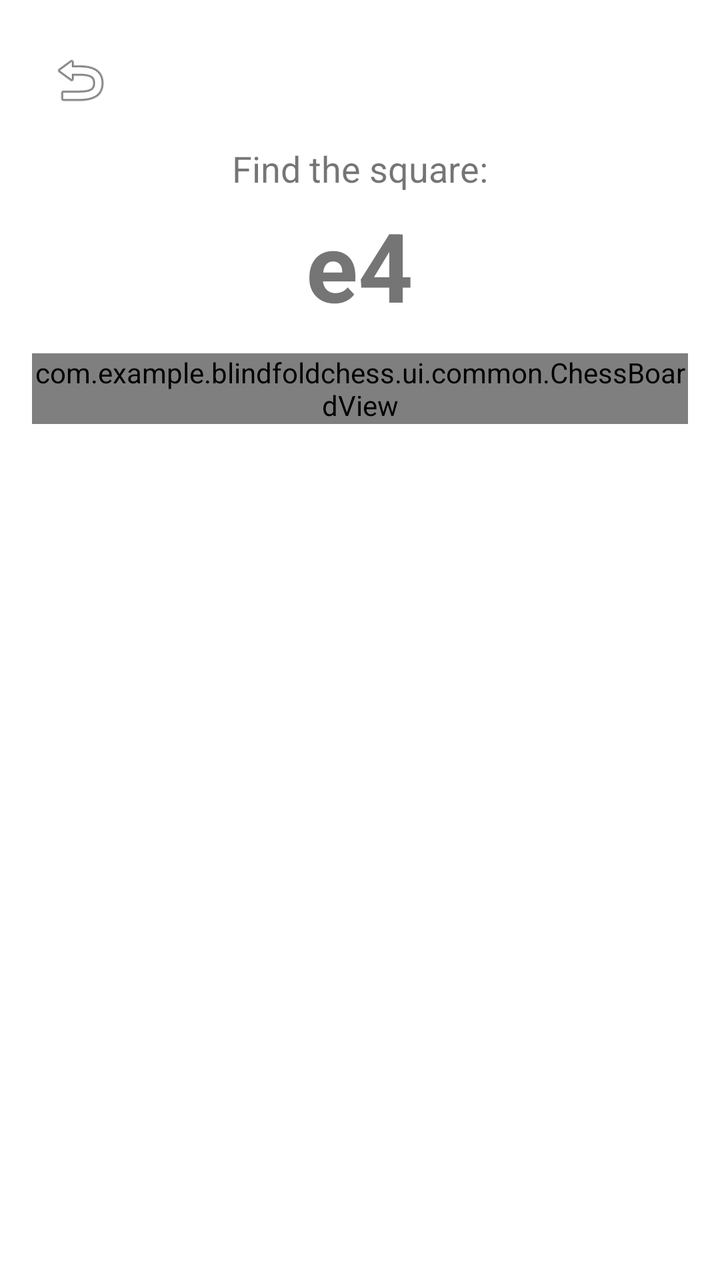
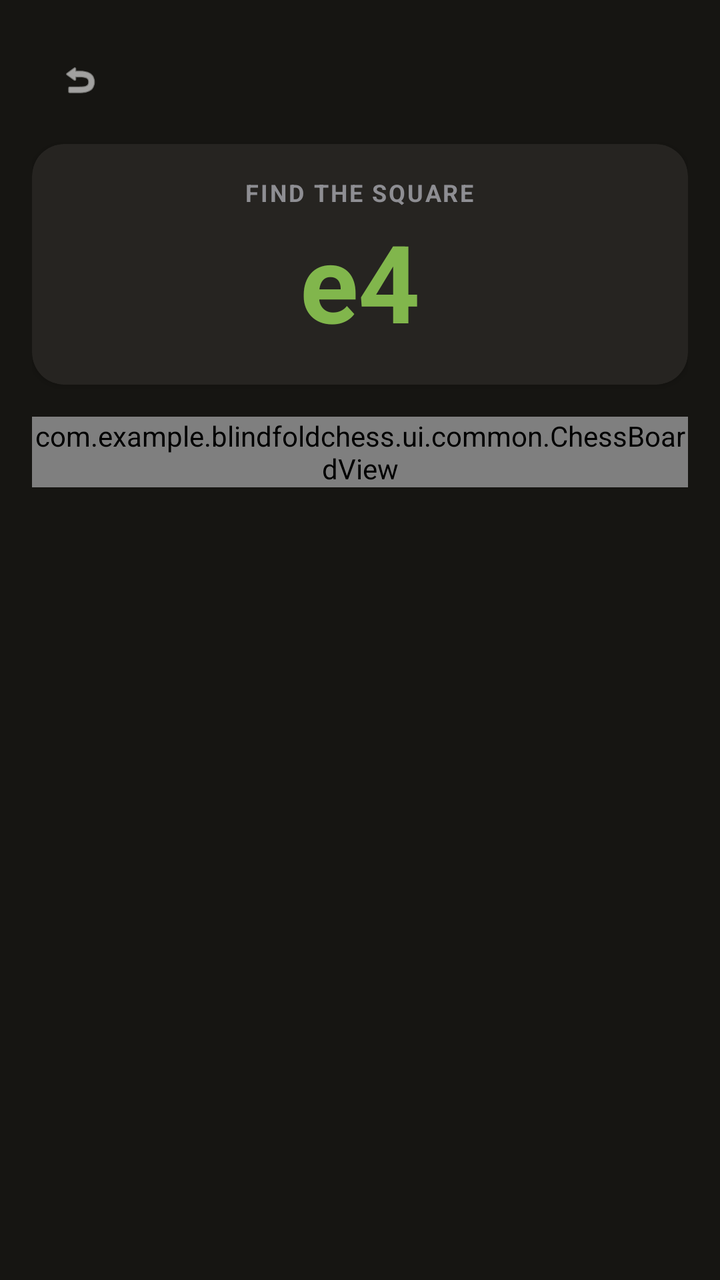

Two renders of the same Android screen: before a commit and after it. Below are the layout's source before the change and the commit's diff.
<!-- AndroidManifest.xml: application theme Theme.BlindfoldChess -->
<!-- res/layout/fragment_coordinate.xml -->
<?xml version="1.0" encoding="utf-8"?>

<LinearLayout xmlns:android="http://schemas.android.com/apk/res/android"
    android:layout_width="match_parent"
    android:layout_height="match_parent"
    android:orientation="vertical"
    android:padding="16dp">

    <ImageButton
        android:id="@+id/btn_back"
        android:layout_width="48dp"
        android:layout_height="48dp"
        android:src="@android:drawable/ic_menu_revert"
        android:background="?attr/selectableItemBackgroundBorderless"
        android:contentDescription="Back"
        android:layout_marginBottom="8dp" />

    <TextView
        android:id="@+id/tv_instruction"
        android:layout_width="wrap_content"
        android:layout_height="wrap_content"
        android:text="Find the square:"
        android:textSize="18sp"
        android:layout_gravity="center_horizontal"
        android:layout_marginBottom="4dp" />

    <TextView
        android:id="@+id/tv_square_name"
        android:layout_width="wrap_content"
        android:layout_height="wrap_content"
        android:text="e4"
        android:textSize="48sp"
        android:textStyle="bold"
        android:layout_gravity="center_horizontal"
        android:layout_marginBottom="12dp" />

    <com.example.blindfoldchess.ui.common.ChessBoardView
        android:id="@+id/chess_board"
        android:layout_width="match_parent"
        android:layout_height="wrap_content" />

    <TextView
        android:id="@+id/tv_result"
        android:layout_width="wrap_content"
        android:layout_height="wrap_content"
        android:text=""
        android:textSize="22sp"
        android:textStyle="bold"
        android:layout_gravity="center_horizontal"
        android:layout_marginTop="12dp" />

    <TextView
        android:id="@+id/tv_score"
        android:layout_width="wrap_content"
        android:layout_height="wrap_content"
        android:text=""
        android:textSize="14sp"
        android:layout_gravity="center_horizontal"
        android:layout_marginTop="4dp" />

</LinearLayout>
<!-- resources referenced by this layout -->
<resources>
  <style name="Theme.BlindfoldChess" parent="Theme.MaterialComponents.DayNight.NoActionBar">
          
          <item name="colorPrimary">@color/purple_500</item>
          <item name="colorPrimaryVariant">@color/purple_700</item>
          <item name="colorOnPrimary">@color/white</item>
          
          <item name="colorSecondary">@color/teal_200</item>
          <item name="colorSecondaryVariant">@color/teal_700</item>
          <item name="colorOnSecondary">@color/black</item>
          
          <item name="android:statusBarColor">?attr/colorPrimaryVariant</item>
          
      </style>
  <color name="purple_500">#FF6200EE</color>
  <color name="purple_700">#FF3700B3</color>
  <color name="white">#FFFFFFFF</color>
  <color name="teal_200">#FF03DAC5</color>
  <color name="teal_700">#FF018786</color>
  <color name="black">#FF000000</color>
</resources>

<!-- the commit's change to res/layout/fragment_coordinate.xml (unified diff, before → after) -->
@@ -1,38 +1,60 @@
 <?xml version="1.0" encoding="utf-8"?>
 
 <LinearLayout xmlns:android="http://schemas.android.com/apk/res/android"
+    xmlns:app="http://schemas.android.com/apk/res-auto"
     android:layout_width="match_parent"
     android:layout_height="match_parent"
+    android:background="#161512"
     android:orientation="vertical"
     android:padding="16dp">
 
-    <ImageButton
+    <com.google.android.material.button.MaterialButton
         android:id="@+id/btn_back"
+        style="@style/Widget.Material3.Button.IconButton"
         android:layout_width="48dp"
         android:layout_height="48dp"
-        android:src="@android:drawable/ic_menu_revert"
-        android:background="?attr/selectableItemBackgroundBorderless"
         android:contentDescription="Back"
-        android:layout_marginBottom="8dp" />
+        app:icon="@android:drawable/ic_menu_revert"
+        app:iconTint="#FFFFFF" />
 
-    <TextView
-        android:id="@+id/tv_instruction"
-        android:layout_width="wrap_content"
+    
+    <com.google.android.material.card.MaterialCardView
+        android:layout_width="match_parent"
         android:layout_height="wrap_content"
-        android:text="Find the square:"
-        android:textSize="18sp"
-        android:layout_gravity="center_horizontal"
-        android:layout_marginBottom="4dp" />
+        android:layout_marginTop="8dp"
+        android:layout_marginBottom="16dp"
+        app:cardBackgroundColor="#262421"
+        app:cardCornerRadius="16dp"
+        app:cardElevation="2dp"
+        app:strokeWidth="0dp">
 
-    <TextView
-        android:id="@+id/tv_square_name"
-        android:layout_width="wrap_content"
-        android:layout_height="wrap_content"
-        android:text="e4"
-        android:textSize="48sp"
-        android:textStyle="bold"
-        android:layout_gravity="center_horizontal"
-        android:layout_marginBottom="12dp" />
+        <LinearLayout
+            android:layout_width="match_parent"
+            android:layout_height="wrap_content"
+            android:gravity="center"
+            android:orientation="vertical"
+            android:padding="16dp">
+
+            <TextView
+                android:id="@+id/tv_instruction"
+                android:layout_width="wrap_content"
+                android:layout_height="wrap_content"
+                android:text="FIND THE SQUARE"
+                android:textColor="#8E8E93"
+                android:textSize="12sp"
+                android:textStyle="bold"
+                android:letterSpacing="0.08" />
+
+            <TextView
+                android:id="@+id/tv_square_name"
+                android:layout_width="wrap_content"
+                android:layout_height="wrap_content"
+                android:text="e4"
+                android:textColor="#81B64C"
+                android:textSize="54sp"
+                android:textStyle="bold" />
+        </LinearLayout>
+    </com.google.android.material.card.MaterialCardView>
 
     <com.example.blindfoldchess.ui.common.ChessBoardView
         android:id="@+id/chess_board"
@@ -43,19 +65,19 @@
         android:id="@+id/tv_result"
         android:layout_width="wrap_content"
         android:layout_height="wrap_content"
-        android:text=""
+        android:layout_gravity="center_horizontal"
+        android:layout_marginTop="16dp"
+        android:textColor="#FFFFFF"
         android:textSize="22sp"
-        android:textStyle="bold"
-        android:layout_gravity="center_horizontal"
-        android:layout_marginTop="12dp" />
+        android:textStyle="bold" />
 
     <TextView
         android:id="@+id/tv_score"
         android:layout_width="wrap_content"
         android:layout_height="wrap_content"
-        android:text=""
-        android:textSize="14sp"
         android:layout_gravity="center_horizontal"
-        android:layout_marginTop="4dp" />
+        android:layout_marginTop="4dp"
+        android:textColor="#8E8E93"
+        android:textSize="14sp" />
 
 </LinearLayout>
